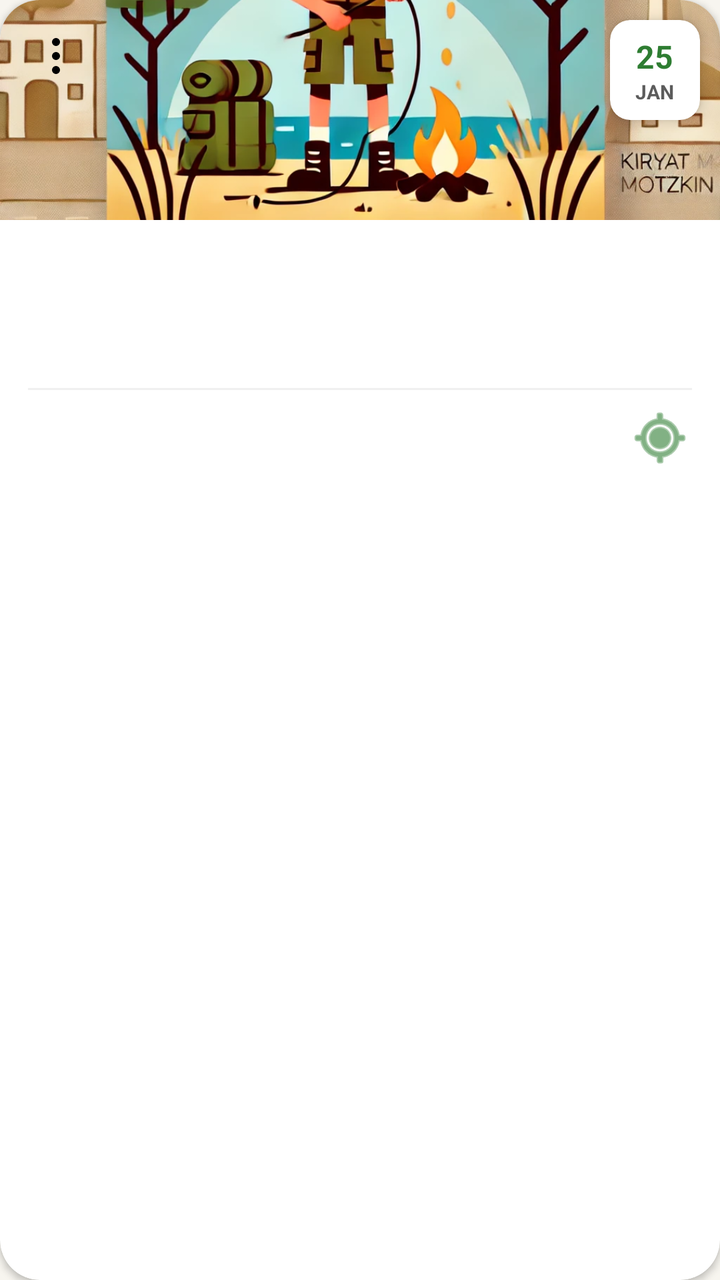
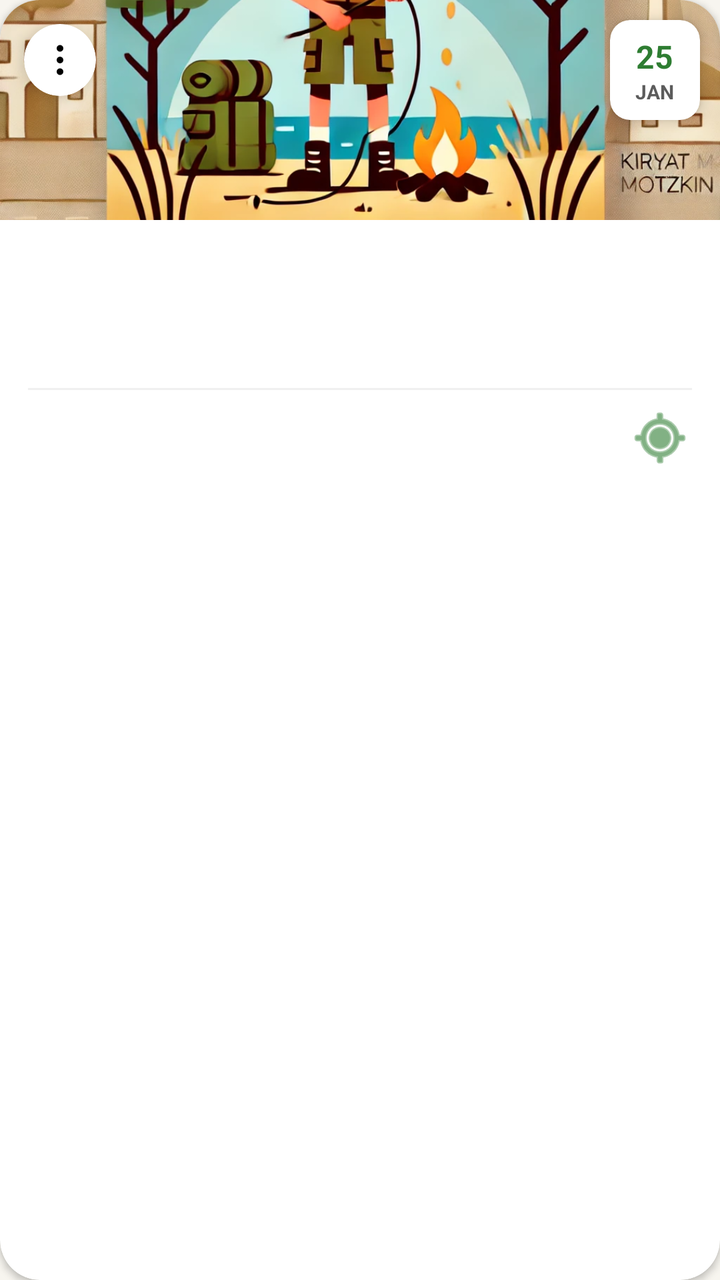

Compare the two renders of this Android layout. The source of the first and the diff that turns it into the second are given below.
<!-- AndroidManifest.xml: application theme Theme.ScoutsCentral -->
<!-- res/layout/item_activity_row.xml -->
<?xml version="1.0" encoding="utf-8"?>
<com.google.android.material.card.MaterialCardView xmlns:android="http://schemas.android.com/apk/res/android"
    xmlns:app="http://schemas.android.com/apk/res-auto"
    android:layout_width="match_parent"
    android:layout_height="wrap_content"
    android:layout_margin="8dp"
    app:cardCornerRadius="20dp"
    app:cardElevation="2dp"
    app:strokeWidth="0dp">

    <androidx.constraintlayout.widget.ConstraintLayout
        android:layout_width="match_parent"
        android:layout_height="wrap_content"
        android:layoutDirection="rtl">

        
        <ImageView
            android:id="@+id/activity_image"
            android:layout_width="match_parent"
            android:layout_height="110dp"
            android:scaleType="centerCrop"
            android:src="@drawable/scouts"
            app:layout_constraintTop_toTopOf="parent" />

        
        <ImageButton
            android:id="@+id/activity_menu"
            android:layout_width="40dp"
            android:layout_height="40dp"
            android:layout_margin="8dp"
            android:background="?attr/selectableItemBackgroundBorderless"
            android:src="@drawable/ic_more"
            app:tint="@android:color/black"
            app:layout_constraintTop_toTopOf="parent"
            app:layout_constraintEnd_toEndOf="parent" />

        
        <com.google.android.material.card.MaterialCardView
            android:layout_width="45dp"
            android:layout_height="50dp"
            android:layout_margin="10dp"
            app:cardBackgroundColor="@color/surface"
            app:cardCornerRadius="10dp"
            app:cardElevation="4dp"
            app:layout_constraintTop_toTopOf="parent"
            app:layout_constraintStart_toStartOf="parent">

            <LinearLayout
                android:layout_width="match_parent"
                android:layout_height="match_parent"
                android:orientation="vertical"
                android:gravity="center">

                <TextView
                    android:id="@+id/activity_date_day"
                    android:layout_width="wrap_content"
                    android:layout_height="wrap_content"
                    android:text="25"
                    android:textStyle="bold"
                    android:textSize="16sp"
                    android:textColor="@color/primary" />

                <TextView
                    android:id="@+id/activity_date_month"
                    android:layout_width="wrap_content"
                    android:layout_height="wrap_content"
                    android:text="JAN"
                    android:textSize="10sp"
                    android:textStyle="bold"
                    android:textAllCaps="true"
                    android:textColor="@color/text_secondary" />
            </LinearLayout>
        </com.google.android.material.card.MaterialCardView>

        <LinearLayout
            android:layout_width="match_parent"
            android:layout_height="wrap_content"
            android:orientation="vertical"
            android:padding="14dp"
            app:layout_constraintTop_toBottomOf="@id/activity_image">

            <TextView
                android:id="@+id/activity_title"
                android:layout_width="match_parent"
                android:layout_height="wrap_content"
                android:textStyle="bold"
                android:textSize="16sp"
                android:textColor="@color/text_primary"
                android:maxLines="1"
                android:ellipsize="end" />

            <TextView
                android:id="@+id/activity_description"
                android:layout_width="match_parent"
                android:layout_height="wrap_content"
                android:textColor="@color/text_secondary"
                android:textSize="12sp"
                android:layout_marginTop="4dp"
                android:maxLines="2"
                android:ellipsize="end"
                android:minLines="2"
                android:lineSpacingExtra="2dp" />

            <View
                android:layout_width="match_parent"
                android:layout_height="1dp"
                android:background="#F0F0F0"
                android:layout_marginTop="12dp"
                android:layout_marginBottom="8dp" />

            <TextView
                android:id="@+id/activity_location"
                android:layout_width="match_parent"
                android:layout_height="wrap_content"
                android:textColor="@color/text_secondary"
                android:textSize="11sp"
                app:drawableStartCompat="@android:drawable/ic_menu_mylocation"
                app:drawableTint="@color/primary"
                android:drawablePadding="6dp"
                android:maxLines="1"
                android:ellipsize="end" />

        </LinearLayout>
    </androidx.constraintlayout.widget.ConstraintLayout>
</com.google.android.material.card.MaterialCardView>
<!-- resources referenced by this layout -->
<resources>
  <color name="primary">#2E7D32</color>
  <color name="surface">#FFFFFF</color>
  <color name="text_primary">#1B1B1B</color>
  <color name="text_secondary">#5C5C5C</color>
  <!-- drawable ic_more (drawable) -->
  <vector xmlns:android="http://schemas.android.com/apk/res/android"
    android:width="24dp"
    android:height="24dp"
    android:viewportWidth="24"
    android:viewportHeight="24">
    <path
      android:fillColor="#5C5C5C"
      android:pathData="M12,5m-2,0a2,2 0,1 1,4 0a2,2 0,1 1,-4 0" />
    <path
      android:fillColor="#5C5C5C"
      android:pathData="M12,12m-2,0a2,2 0,1 1,4 0a2,2 0,1 1,-4 0" />
    <path
      android:fillColor="#5C5C5C"
      android:pathData="M12,19m-2,0a2,2 0,1 1,4 0a2,2 0,1 1,-4 0" />
  </vector>
  <!-- drawable scouts: webp bitmap (drawable, 271088 bytes) -->
  <style name="Theme.ScoutsCentral" parent="Theme.MaterialComponents.DayNight.NoActionBar">
      <item name="colorPrimary">@color/primary</item>
      <item name="colorPrimaryVariant">@color/primary_variant</item>
      <item name="colorOnPrimary">@color/on_primary</item>
      <item name="colorSecondary">@color/secondary</item>
      <item name="colorOnSecondary">@color/on_secondary</item>
      <item name="android:statusBarColor">@color/primary_variant</item>
      <item name="android:windowBackground">@color/background</item>
    </style>
  <color name="primary_variant">#1B5E20</color>
  <color name="on_primary">#FFFFFF</color>
  <color name="secondary">#F9A825</color>
  <color name="on_secondary">#1B1B1B</color>
  <color name="background">#F7F5EF</color>
</resources>

<!-- the commit's change to res/layout/item_activity_row.xml (unified diff, before → after) -->
@@ -23,16 +23,28 @@
             app:layout_constraintTop_toTopOf="parent" />
 
         
-        <ImageButton
-            android:id="@+id/activity_menu"
-            android:layout_width="40dp"
-            android:layout_height="40dp"
-            android:layout_margin="8dp"
-            android:background="?attr/selectableItemBackgroundBorderless"
-            android:src="@drawable/ic_more"
-            app:tint="@android:color/black"
+        <com.google.android.material.card.MaterialCardView
+            android:id="@+id/activity_menu_container"
+            android:layout_width="36dp"
+            android:layout_height="36dp"
+            android:layout_margin="12dp"
+            app:cardBackgroundColor="@color/surface"
+            app:cardCornerRadius="18dp"
+            app:cardElevation="4dp"
+            app:strokeWidth="0dp"
             app:layout_constraintTop_toTopOf="parent"
-            app:layout_constraintEnd_toEndOf="parent" />
+            app:layout_constraintEnd_toEndOf="parent">
+
+            <ImageButton
+                android:id="@+id/activity_menu"
+                android:layout_width="match_parent"
+                android:layout_height="match_parent"
+                android:background="?attr/selectableItemBackground"
+                android:src="@drawable/ic_more"
+                android:padding="8dp"
+                android:scaleType="fitCenter"
+                app:tint="@android:color/black" />
+        </com.google.android.material.card.MaterialCardView>
 
         
         <com.google.android.material.card.MaterialCardView
